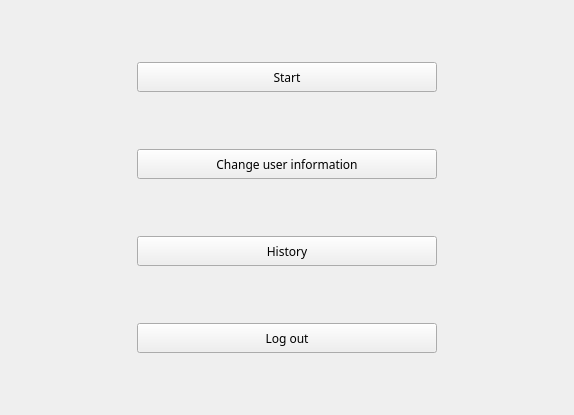
A-hmy/SkullKing_Endless-Loop_8, file menu.ui: the form before one commit.
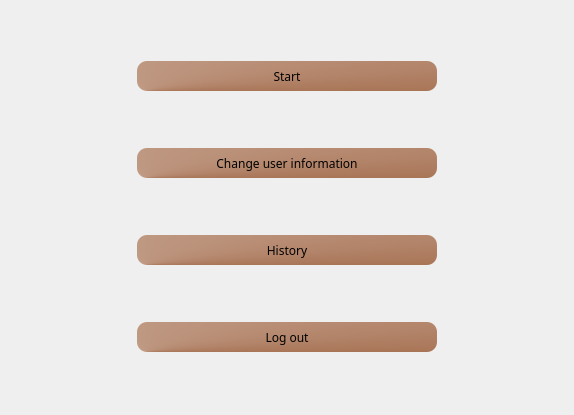
The form after the commit. Icons and pictures are not drawn.

The edit to the form file:
```diff
--- a/menu.ui
+++ b/menu.ui
@@ -13,9 +13,18 @@
   <property name="windowTitle">
    <string>Form</string>
   </property>
-  <layout class="QGridLayout" name="gridLayout">
-   <item row="0" column="0">
+  <property name="styleSheet">
+   <string notr="true"/>
+  </property>
     <widget class="QPushButton" name="Start_2">
+   <property name="geometry">
+    <rect>
+     <x>137</x>
+     <y>61</y>
+     <width>300</width>
+     <height>30</height>
+    </rect>
+   </property>
      <property name="minimumSize">
       <size>
        <width>300</width>
@@ -33,13 +42,23 @@
        <family>Segoe Script</family>
       </font>
      </property>
+   <property name="styleSheet">
+    <string notr="true">background-color: qconicalgradient(cx:0.029, cy:1, angle:0, stop:0 rgba(169, 117, 87, 255), stop:1 rgba(255, 255, 255, 255));
+border-radius:10px;</string>
+   </property>
      <property name="text">
       <string>Start</string>
      </property>
     </widget>
-   </item>
-   <item row="1" column="0">
     <widget class="QPushButton" name="Changeinformation_2">
+   <property name="geometry">
+    <rect>
+     <x>137</x>
+     <y>148</y>
+     <width>300</width>
+     <height>30</height>
+    </rect>
+   </property>
      <property name="minimumSize">
       <size>
        <width>300</width>
@@ -57,13 +76,23 @@
        <family>Segoe Script</family>
       </font>
      </property>
+   <property name="styleSheet">
+    <string notr="true">background-color: qconicalgradient(cx:0.029, cy:1, angle:0, stop:0 rgba(169, 117, 87, 255), stop:1 rgba(255, 255, 255, 255));
+border-radius:10px;</string>
+   </property>
      <property name="text">
       <string>Change user information</string>
      </property>
     </widget>
-   </item>
-   <item row="2" column="0">
     <widget class="QPushButton" name="History_2">
+   <property name="geometry">
+    <rect>
+     <x>137</x>
+     <y>235</y>
+     <width>300</width>
+     <height>30</height>
+    </rect>
+   </property>
      <property name="minimumSize">
       <size>
        <width>300</width>
@@ -81,13 +110,23 @@
        <family>Segoe Script</family>
       </font>
      </property>
+   <property name="styleSheet">
+    <string notr="true">background-color: qconicalgradient(cx:0.029, cy:1, angle:0, stop:0 rgba(169, 117, 87, 255), stop:1 rgba(255, 255, 255, 255));
+border-radius:10px;</string>
+   </property>
      <property name="text">
       <string>History</string>
      </property>
     </widget>
-   </item>
-   <item row="3" column="0">
     <widget class="QPushButton" name="Logout_2">
+   <property name="geometry">
+    <rect>
+     <x>137</x>
+     <y>322</y>
+     <width>300</width>
+     <height>30</height>
+    </rect>
+   </property>
      <property name="minimumSize">
       <size>
        <width>300</width>
@@ -105,12 +144,35 @@
        <family>Segoe Script</family>
       </font>
      </property>
+   <property name="styleSheet">
+    <string notr="true">background-color: qconicalgradient(cx:0.029, cy:1, angle:0, stop:0 rgba(169, 117, 87, 255), stop:1 rgba(255, 255, 255, 255));
+border-radius:10px;</string>
+   </property>
      <property name="text">
       <string>Log out</string>
      </property>
     </widget>
-   </item>
-  </layout>
+  <widget class="QLabel" name="label">
+   <property name="geometry">
+    <rect>
+     <x>0</x>
+     <y>-10</y>
+     <width>581</width>
+     <height>431</height>
+    </rect>
+   </property>
+   <property name="styleSheet">
+    <string notr="true">border-image: url(:/new/prefix1/Picture/back.jpg);</string>
+   </property>
+   <property name="text">
+    <string/>
+   </property>
+  </widget>
+  <zorder>label</zorder>
+  <zorder>Start_2</zorder>
+  <zorder>Changeinformation_2</zorder>
+  <zorder>History_2</zorder>
+  <zorder>Logout_2</zorder>
  </widget>
  <resources/>
  <connections/>
```
Lines whose indentation alone changed are shown as unchanged.
